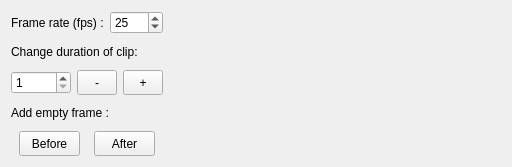
Qt form src/tweedy/gui/timeline/TimeLineUi.ui (stopmotionimac/tweedy) before a commit.
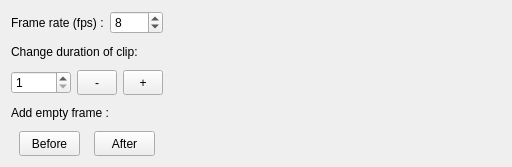
The same form after that commit.

```diff
--- a/src/tweedy/gui/timeline/TimeLineUi.ui
+++ b/src/tweedy/gui/timeline/TimeLineUi.ui
@@ -49,7 +49,7 @@
           <number>1</number>
          </property>
          <property name="value">
-          <number>25</number>
+          <number>8</number>
          </property>
         </widget>
        </item>
```
